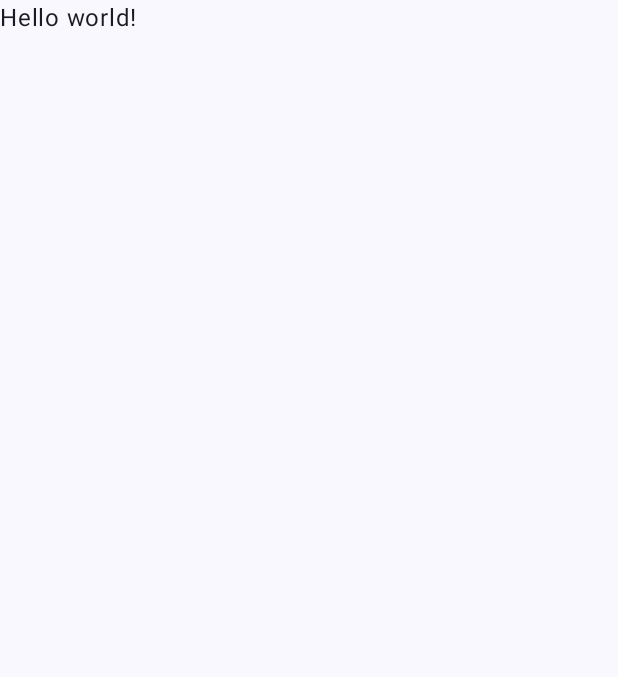
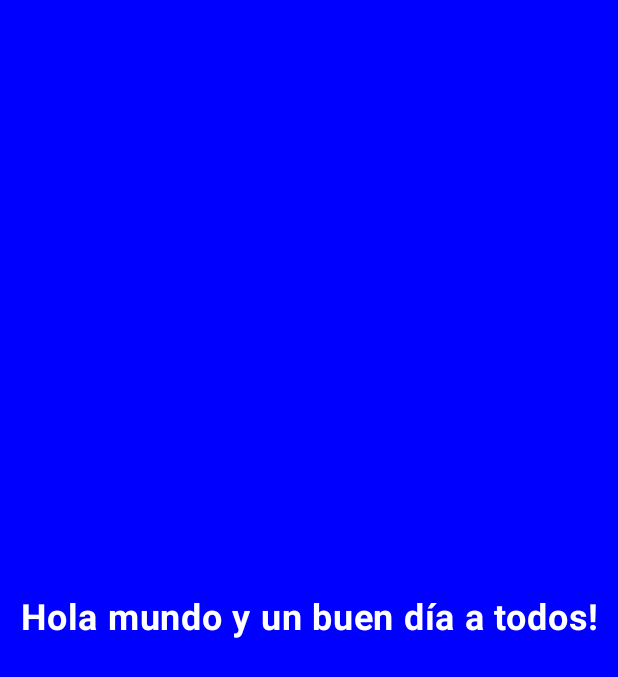
Before and after one commit to jpenafielo/DADM-APP, an Android app built with Jetpack Compose: the screen it shows after launch (MainActivity), on a phone screen of 412 x 824 dp. Before the commit the part shown is almost empty. Shown: the top 677 px of the screen. Run offline under Robolectric (Android 15) with nearby library versions, the phone set to English and light mode, and no system bars.

Commit message:
Feat: ajustes al formato

```diff
--- a/app/src/main/java/com/example/dadmapp/MainActivity.kt
+++ b/app/src/main/java/com/example/dadmapp/MainActivity.kt
@@ -4,13 +4,20 @@ import android.os.Bundle
 import androidx.activity.ComponentActivity
 import androidx.activity.compose.setContent
 import androidx.activity.enableEdgeToEdge
+import androidx.compose.foundation.background
+import androidx.compose.foundation.layout.Box
 import androidx.compose.foundation.layout.fillMaxSize
 import androidx.compose.foundation.layout.padding
 import androidx.compose.material3.Scaffold
 import androidx.compose.material3.Text
 import androidx.compose.runtime.Composable
+import androidx.compose.ui.Alignment
 import androidx.compose.ui.Modifier
+import androidx.compose.ui.graphics.Color
+import androidx.compose.ui.text.font.FontWeight
+import androidx.compose.ui.text.style.TextAlign
 import androidx.compose.ui.tooling.preview.Preview
+import androidx.compose.ui.unit.sp
 import com.example.dadmapp.ui.theme.DADMAPPTheme
 
 class MainActivity : ComponentActivity() {
@@ -19,10 +26,18 @@ class MainActivity : ComponentActivity() {
         enableEdgeToEdge()
         setContent {
             DADMAPPTheme {
-                Scaffold(modifier = Modifier.fillMaxSize()) { innerPadding ->
-                    Greeting(
-                        modifier = Modifier.padding(innerPadding)
-                    )
+                Scaffold(
+                    modifier = Modifier.fillMaxSize()
+                ) { innerPadding ->
+                    Box(
+                        modifier = Modifier
+                            .fillMaxSize()
+                            .background(Color.Blue)
+                            .padding(innerPadding),
+                        contentAlignment = Alignment.Center
+                    ) {
+                        Greeting()
+                    }
                 }
             }
         }
@@ -32,7 +47,11 @@ class MainActivity : ComponentActivity() {
 @Composable
 fun Greeting( modifier: Modifier = Modifier) {
     Text(
-        text = "Hello world!",
+        text = "Hola mundo y un buen día a todos!",
+        fontSize = 24.sp,
+        fontWeight = FontWeight.Bold,
+        textAlign = TextAlign.Center,
+        color = Color.White,
         modifier = modifier
     )
 }
```
